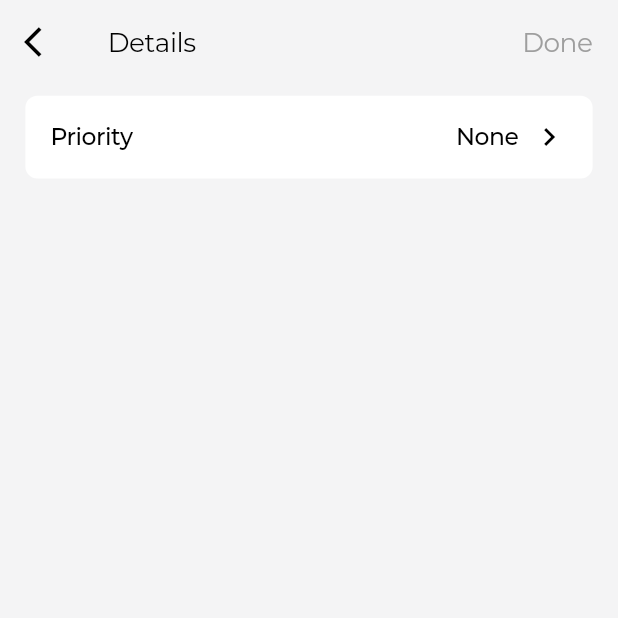
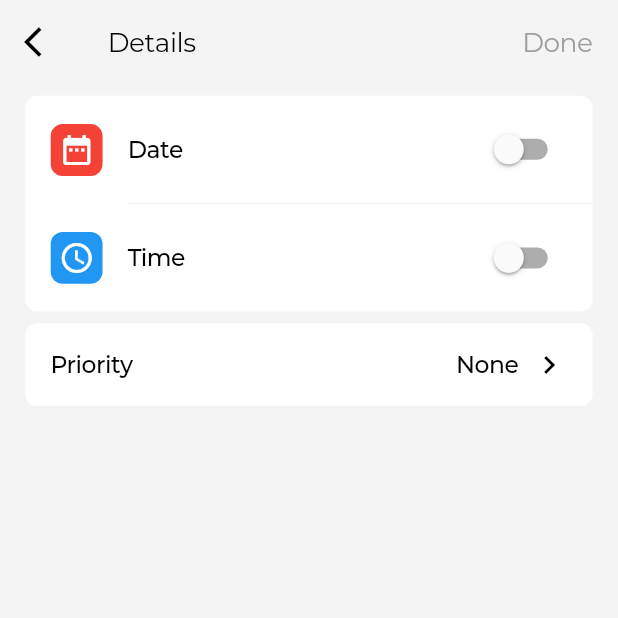
Before and after one commit to hatuan314/reminder_app_getx, a Flutter app: the ReminderDetailScreen screen opened by its route, on a phone screen of 412 x 824 dp, the top half of it. Run offline on Flutter 3.47's test engine with Material 2 defaults, Android fonts, the phone set to English and light mode, and no system bars; our stand-ins replace equatable, flutter_screenutil, get, get_it, hive; accounts and stored records are empty; project files that could hold a hidden picture were left out.

Commit message:
[Reminder Detail] add switch event

```diff
--- a/lib/common/translate/en_US.dart
+++ b/lib/common/translate/en_US.dart
@@ -10,4 +10,6 @@ const Map<String, String> enUS = {
   'low': 'Low',
   'medium': 'Medium',
   'high': 'High',
+  'date': 'Date',
+  'time': 'Time',
 };
--- a/lib/common/translate/vi_VN.dart
+++ b/lib/common/translate/vi_VN.dart
@@ -10,4 +10,6 @@ const Map<String, String> viVN = {
   'low': 'Thấp',
   'medium': 'Trung bình',
   'high': 'Cao',
+  'date': 'Ngày',
+  'time': 'Thời gian',
 };
--- a/lib/modules/reminder/reminder_detail/controller/reminder_detail_controller.dart
+++ b/lib/modules/reminder/reminder_detail/controller/reminder_detail_controller.dart
@@ -1,3 +1,6 @@
+import 'dart:async';
+
+import 'package:flutter/material.dart';
 import 'package:get/get.dart';
 import 'package:reminder_app_getx/common/values/enums.dart';
 import 'package:reminder_app_getx/modules/reminder/reminder_detail/controller/reminder_detail_state.dart';
@@ -9,10 +12,33 @@ class ReminderDetailController extends GetxController {
   @override
   void onInit() {
     super.onInit();
-    detailRx = ReminderDetailState(viewState: ViewState.initial, currentPriority: ReminderValues.priorityList[0]).obs;
+    detailRx = ReminderDetailState(
+      viewState: ViewState.initial,
+      currentPriority: ReminderValues.priorityList[0],
+      switchDate: false,
+      switchTimer: false,
+      date: DateTime.now(),
+      timer: TimeOfDay.now(),
+    ).obs;
   }
 
   changePriorityEvent(String value) {
     detailRx!.value = detailRx!.value.copyWith(currentPriority: value);
   }
+
+  changeSwitchDateEvent(bool value) {
+    if(detailRx!.value.switchTimer && !value) {
+      detailRx!.value = detailRx!.value.copyWith(switchDate: value, switchTimer: false);
+      return;
+    }
+    detailRx!.value = detailRx!.value.copyWith(switchDate: value);
+  }
+
+  changeSwitchTimerEvent(bool value) {
+    if (!detailRx!.value.switchDate && value) {
+      detailRx!.value = detailRx!.value.copyWith(switchDate: true, switchTimer: value);
+      return;
+    }
+    detailRx!.value = detailRx!.value.copyWith(switchTimer: value);
+  }
 }
--- a/lib/modules/reminder/reminder_detail/controller/reminder_detail_state.dart
+++ b/lib/modules/reminder/reminder_detail/controller/reminder_detail_state.dart
@@ -1,20 +1,50 @@
+import 'dart:async';
+
 import 'package:equatable/equatable.dart';
+import 'package:flutter/material.dart';
 import 'package:reminder_app_getx/common/values/enums.dart';
 
 class ReminderDetailState extends Equatable {
   final ViewState viewState;
   final String currentPriority;
+  final bool switchDate;
+  final bool switchTimer;
+  final DateTime date;
+  final TimeOfDay timer;
 
   ReminderDetailState({
     required this.viewState,
     required this.currentPriority,
+    required this.switchDate,
+    required this.switchTimer,
+    required this.date,
+    required this.timer,
   });
 
-  ReminderDetailState copyWith({ViewState? viewState, String? currentPriority}) => ReminderDetailState(
+  ReminderDetailState copyWith({
+    ViewState? viewState,
+    String? currentPriority,
+    bool? switchDate,
+    bool? switchTimer,
+    DateTime? date,
+    TimeOfDay? timer,
+  }) =>
+      ReminderDetailState(
         viewState: viewState ?? this.viewState,
         currentPriority: currentPriority ?? this.currentPriority,
+        switchDate: switchDate ?? this.switchDate,
+        switchTimer: switchTimer ?? this.switchTimer,
+        date: date ?? this.date,
+        timer: timer ?? this.timer,
       );
 
   @override
-  List<Object?> get props => [this.viewState, this.currentPriority];
+  List<Object?> get props => [
+        this.viewState,
+        this.currentPriority,
+        this.switchDate,
+        this.switchTimer,
+        this.date,
+        this.timer,
+      ];
 }
--- a/lib/modules/reminder/reminder_detail/reminder_detail_screen.dart
+++ b/lib/modules/reminder/reminder_detail/reminder_detail_screen.dart
@@ -3,6 +3,7 @@ import 'package:get/get.dart';
 import 'package:reminder_app_getx/common/values/layouts.dart';
 import 'package:reminder_app_getx/common/values/strings.dart';
 import 'package:reminder_app_getx/modules/reminder/reminder_detail/controller/reminder_detail_controller.dart';
+import 'package:reminder_app_getx/modules/reminder/reminder_detail/widgets/timestamp_widget.dart';
 import 'package:reminder_app_getx/modules/reminder/widgets/option_widget.dart';
 import 'package:reminder_app_getx/route/routes.dart';
 import 'package:reminder_app_getx/theme/theme_color.dart';
@@ -50,7 +51,13 @@ class ReminderDetailScreen extends GetView<ReminderDetailController> {
               horizontal: Layouts.paddingHorizontalApp,
               vertical: Layouts.paddingVertical8,
             ),
-            child: OptionWidget(
+            child: Column(
+              children: [
+                TimestampWidget(),
+                SizedBox(
+                  height: Layouts.paddingVertical8,
+                ),
+                OptionWidget(
                   onPressed: () {
                     Get.toNamed(Routes.priority)!.then((value) {
                       if (value is String) {
@@ -72,6 +79,8 @@ class ReminderDetailScreen extends GetView<ReminderDetailController> {
                     ],
                   ),
                 ),
+              ],
+            ),
           ),
         ));
       }
--- /dev/null
+++ b/lib/modules/reminder/reminder_detail/reminder_detail_values.dart
@@ -0,0 +1,6 @@
+import 'package:get/get.dart';
+
+class ReminderDetailValues {
+  static String dateTxt = 'date'.tr;
+  static String timeTxt = 'time'.tr;
+}
--- /dev/null
+++ b/lib/modules/reminder/reminder_detail/widgets/timestamp_widget.dart
@@ -0,0 +1,107 @@
+import 'package:flutter/cupertino.dart';
+import 'package:flutter/material.dart';
+import 'package:get/get.dart';
+import 'package:get/get_state_manager/src/simple/get_view.dart';
+import 'package:reminder_app_getx/common/values/layouts.dart';
+import 'package:reminder_app_getx/modules/reminder/reminder_detail/controller/reminder_detail_controller.dart';
+import 'package:reminder_app_getx/modules/reminder/reminder_detail/reminder_detail_values.dart';
+import 'package:reminder_app_getx/theme/theme_color.dart';
+import 'package:reminder_app_getx/theme/theme_text.dart';
+
+class TimestampWidget extends GetWidget<ReminderDetailController> {
+  Widget buildItemWidget({
+    String? title,
+    String? subTitle,
+    IconData? icon,
+    bool bottomLine = true,
+    Color? backgroundIcon,
+    Function(bool)? onChanged,
+    bool? value,
+  }) {
+    return Row(
+      children: [
+        Padding(
+          padding: EdgeInsets.symmetric(
+            horizontal: Layouts.paddingHorizontalApp,
+          ),
+          child: Container(
+            padding: EdgeInsets.all(Layouts.paddingHorizontal5),
+              decoration:
+                  BoxDecoration(color: backgroundIcon, borderRadius: BorderRadius.circular(Layouts.roundedRadius)),
+              child: Icon(
+                icon,
+                color: AppColor.white,
+              )),
+        ),
+        Expanded(
+            child: Container(
+          decoration: BoxDecoration(
+              border: Border(bottom: bottomLine ? BorderSide(width: 1, color: AppColor.paleGrey) : BorderSide.none)),
+          padding: EdgeInsets.symmetric(
+            vertical: Layouts.paddingVertical12,
+          ).copyWith(right: Layouts.paddingHorizontalApp),
+          child: Row(
+            mainAxisAlignment: MainAxisAlignment.spaceBetween,
+            children: [
+              Column(
+                children: [
+                  Text(
+                    title!,
+                    style: ThemeText.subtitle2,
+                  ),
+                  value! ? Text(
+                    subTitle!,
+                    style: ThemeText.caption.apply(color: AppColor.hintColor),
+                  ) : SizedBox.shrink(),
+                ],
+              ),
+              Switch(
+                value: value,
+                onChanged: onChanged,
+                activeColor: AppColor.white,
+                activeTrackColor: AppColor.green,
+              ),
+            ],
+          ),
+        )),
+      ],
+    );
+  }
+
+  @override
+  Widget build(BuildContext context) {
+    return GetX<ReminderDetailController>(
+      builder: (state) {
+        return Container(
+          decoration: BoxDecoration(
+            borderRadius: BorderRadius.circular(Layouts.roundedRadius),
+            color: AppColor.white,
+          ),
+          child: Column(
+            children: [
+              buildItemWidget(
+                title: ReminderDetailValues.dateTxt,
+                icon: Icons.date_range,
+                backgroundIcon: AppColor.red,
+                value: state.detailRx!.value.switchDate,
+                onChanged: (value) {
+                  controller.changeSwitchDateEvent(value);
+                }
+              ),
+              buildItemWidget(
+                title: ReminderDetailValues.timeTxt,
+                icon: Icons.access_time,
+                bottomLine: false,
+                backgroundIcon: AppColor.blue,
+                value: state.detailRx!.value.switchTimer,
+                onChanged: (value) {
+                  controller.changeSwitchTimerEvent(value);
+                }
+              ),
+            ],
+          ),
+        );
+      }
+    );
+  }
+}
```
Lines whose indentation alone changed are shown as unchanged.
